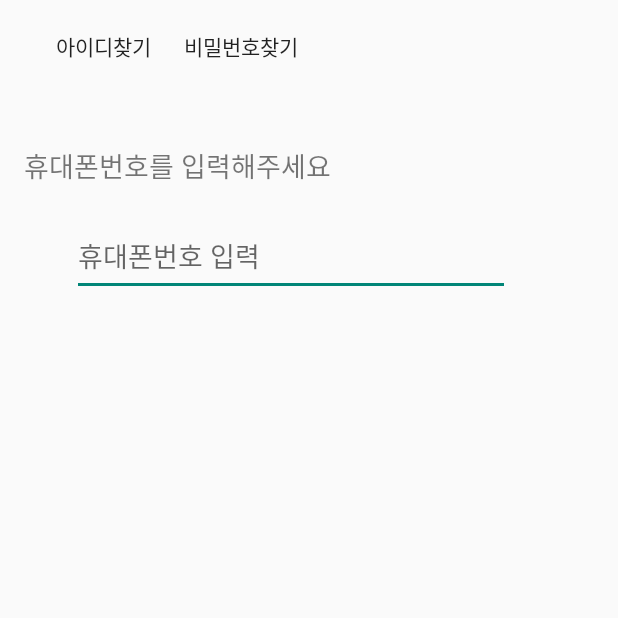
After one commit to dnd-mentee-first/dnd-mentee-2st-14-frontend, an Android app: the FindidpwActivity screen opened directly, with no data from a screen before it, on a phone screen of 412 x 824 dp, the top half of it. The commit adds this screen. Run offline under Robolectric (Android 15) with nearby library versions, the phone set to English and light mode, and no system bars.

Commit message:
new tab findIdpw

```diff
--- a/app/src/main/AndroidManifest.xml
+++ b/app/src/main/AndroidManifest.xml
@@ -27,7 +27,14 @@ package="dnd.madang.jang">
             <category android:name="android.intent.category.LAUNCHER" />
         </intent-filter>
     </activity>
+
     <activity android:name=".SignupActivity">
+        <intent-filter>
+            <category android:name="android.intent.category.LAUNCHER" />
+        </intent-filter>
+    </activity>
+
+    <activity android:name=".FindidpwActivity">
         <intent-filter>
             <category android:name="android.intent.category.LAUNCHER" />
         </intent-filter>
--- /dev/null
+++ b/app/src/main/java/dnd/madang/jang/FindidpwActivity.kt
@@ -0,0 +1,12 @@
+package dnd.madang.jang
+
+import android.os.Bundle
+import androidx.appcompat.app.AppCompatActivity
+
+class FindidpwActivity : AppCompatActivity() {
+
+    override fun onCreate(savedInstanceState: Bundle?) {
+        super.onCreate(savedInstanceState)
+        setContentView(R.layout.activity_findidpw)
+    }
+}
--- a/app/src/main/java/dnd/madang/jang/LoginActivity.kt
+++ b/app/src/main/java/dnd/madang/jang/LoginActivity.kt
@@ -11,12 +11,14 @@ class LoginActivity : AppCompatActivity() {
         super.onCreate(savedInstanceState)
         setContentView(R.layout.activity_login) // 레이아웃 파일이랑 연결하는 코드
         val intent = Intent(this,SignupActivity::class.java)
-
+        val intent2 = Intent(this,FindidpwActivity::class.java)
         newguestbtn.setOnClickListener{
             startActivity(intent)
 
-        }//이벤트 처리
-        //액티비티 전환 : Intent 사용
+        }
+        WrongIDPWbtn.setOnClickListener{
+            startActivity(intent2)
+        }
     }
 }
 //
--- /dev/null
+++ b/app/src/main/res/layout/activity_findidpw.xml
@@ -0,0 +1,61 @@
+<?xml version="1.0" encoding="utf-8"?>
+<androidx.constraintlayout.widget.ConstraintLayout xmlns:android="http://schemas.android.com/apk/res/android"
+    xmlns:app="http://schemas.android.com/apk/res-auto"
+    xmlns:tools="http://schemas.android.com/tools"
+    android:layout_width="match_parent"
+    android:layout_height="match_parent"
+    android:orientation="vertical">
+
+    <Button
+        android:id="@+id/findid"
+        style="?android:attr/borderlessButtonStyle"
+        android:layout_width="105dp"
+        android:layout_height="54dp"
+        android:layout_marginStart="16dp"
+        android:layout_marginLeft="16dp"
+        android:layout_marginTop="4dp"
+        android:background="#00FFFFFF"
+        android:text="아이디찾기"
+        app:layout_constraintStart_toStartOf="parent"
+        app:layout_constraintTop_toTopOf="parent" />
+
+    <Button
+        android:id="@+id/findpw"
+        style="?android:attr/borderlessButtonStyle"
+        android:layout_width="105dp"
+        android:layout_height="54dp"
+        android:layout_marginStart="108dp"
+        android:layout_marginLeft="108dp"
+        android:layout_marginTop="4dp"
+        android:background="#00FFFFFF"
+        android:text="비밀번호찾기"
+        app:layout_constraintStart_toStartOf="parent"
+        app:layout_constraintTop_toTopOf="parent" />
+
+    <EditText
+        android:id="@+id/editText"
+        android:layout_width="292dp"
+        android:layout_height="53dp"
+        android:layout_marginStart="48dp"
+        android:layout_marginLeft="48dp"
+        android:layout_marginTop="144dp"
+        android:ems="10"
+        android:hint="휴대폰번호 입력"
+        android:inputType="phone"
+        app:layout_constraintStart_toStartOf="parent"
+        app:layout_constraintTop_toTopOf="parent" />
+
+    <TextView
+        android:id="@+id/phonenum"
+        android:layout_width="262dp"
+        android:layout_height="34dp"
+        android:layout_marginStart="16dp"
+        android:layout_marginLeft="16dp"
+        android:layout_marginBottom="11dp"
+        android:text="휴대폰번호를 입력해주세요"
+        android:textSize="18sp"
+        app:layout_constraintBottom_toTopOf="@+id/editText"
+        app:layout_constraintStart_toStartOf="parent"
+        app:layout_constraintTop_toTopOf="parent"
+        app:layout_constraintVertical_bias="0.979" />
+</androidx.constraintlayout.widget.ConstraintLayout>
```
